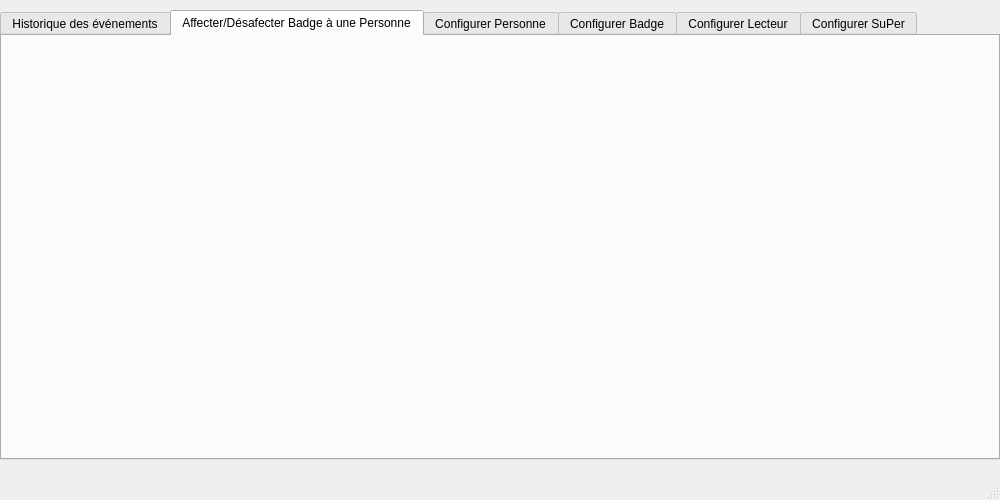
This is 31-Configurer/cme_badge/SuPer_SCHERER_backend/configurer.ui in NicolasScherer/ProjetSuPer as Qt 5 draws it before an edit. The edited form follows.
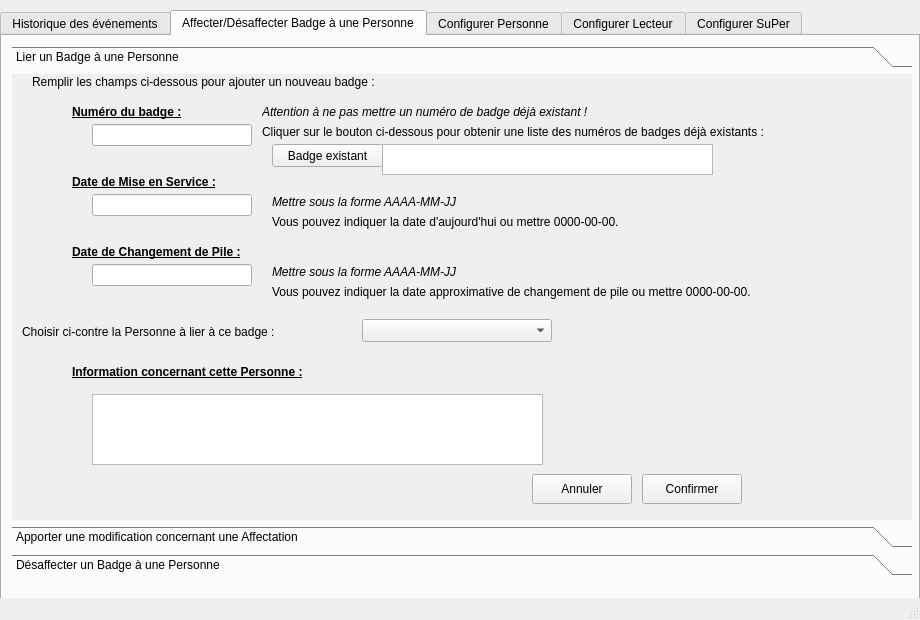
This is the edited form. The open tabs and pages were chosen to show the change. Icons and pictures are not drawn.

Commit message: BackEnd ->ihm globale en statique (Qt Designer) ->historique des événements (Log) afficher/vider terminé ->affecter/désaffecter badge/personne ihm statique ok, boutons badgeExistant et Annuler fonctionnent, le reste est à faire ->début d'ébauche (reflexion) sur configuration SuPer (tempo, gestion des vues, lieux, zones)

```diff
--- a/31-Configurer/cme_badge/SuPer_SCHERER_backend/configurer.ui
+++ b/31-Configurer/cme_badge/SuPer_SCHERER_backend/configurer.ui
@@ -6,8 +6,8 @@
    <rect>
     <x>0</x>
     <y>0</y>
-    <width>1000</width>
-    <height>500</height>
+    <width>920</width>
+    <height>620</height>
    </rect>
   </property>
   <property name="windowTitle">
@@ -15,12 +15,15 @@
   </property>
   <widget class="QWidget" name="centralwidget">
    <widget class="QTabWidget" name="tabWidget">
+    <property name="enabled">
+     <bool>true</bool>
+    </property>
     <property name="geometry">
      <rect>
       <x>0</x>
       <y>10</y>
-      <width>1000</width>
-      <height>450</height>
+      <width>920</width>
+      <height>590</height>
      </rect>
     </property>
     <property name="currentIndex">
@@ -192,111 +195,49 @@
     </widget>
     <widget class="QWidget" name="tab">
      <attribute name="title">
-      <string>Affecter/Désafecter Badge à une Personne</string>
+      <string>Affecter/Désaffecter Badge à une Personne</string>
      </attribute>
-    </widget>
-    <widget class="QWidget" name="tab_2">
-     <attribute name="title">
-      <string>Configurer Personne</string>
-     </attribute>
-     <widget class="QToolBox" name="tBoxConfigLecteur_2">
+     <widget class="QToolBox" name="tBoxLier">
       <property name="geometry">
        <rect>
         <x>10</x>
-        <y>30</y>
-        <width>970</width>
-        <height>380</height>
+        <y>10</y>
+        <width>900</width>
+        <height>530</height>
        </rect>
       </property>
       <property name="currentIndex">
-       <number>0</number>
-      </property>
-      <widget class="QWidget" name="page_10">
-       <property name="geometry">
-        <rect>
-         <x>0</x>
-         <y>0</y>
-         <width>960</width>
-         <height>292</height>
-        </rect>
-       </property>
-       <attribute name="label">
-        <string>Ajouter une nouvelle Personne</string>
-       </attribute>
-      </widget>
-      <widget class="QWidget" name="page_11">
-       <property name="geometry">
-        <rect>
-         <x>0</x>
-         <y>0</y>
-         <width>960</width>
-         <height>292</height>
-        </rect>
-       </property>
-       <attribute name="label">
-        <string>Modifier une Personne existante</string>
-       </attribute>
-      </widget>
-      <widget class="QWidget" name="page_12">
-       <property name="geometry">
-        <rect>
-         <x>0</x>
-         <y>0</y>
-         <width>960</width>
-         <height>292</height>
-        </rect>
-       </property>
-       <attribute name="label">
-        <string>Effacer une Personne existante</string>
-       </attribute>
-      </widget>
-     </widget>
-    </widget>
-    <widget class="QWidget" name="tab_3">
-     <attribute name="title">
-      <string>Configurer Badge</string>
-     </attribute>
-     <widget class="QToolBox" name="tBoxConfigBadge">
-      <property name="geometry">
-       <rect>
-        <x>10</x>
-        <y>30</y>
-        <width>970</width>
-        <height>380</height>
-       </rect>
-      </property>
-      <property name="currentIndex">
-       <number>0</number>
+       <number>2</number>
       </property>
       <widget class="QWidget" name="page">
        <property name="geometry">
         <rect>
          <x>0</x>
          <y>0</y>
-         <width>960</width>
-         <height>292</height>
+         <width>94</width>
+         <height>24</height>
         </rect>
        </property>
        <attribute name="label">
-        <string>Ajouter un nouveau Badge</string>
+        <string>Lier un Badge à une Personne</string>
        </attribute>
        <widget class="QLabel" name="label_9">
         <property name="geometry">
          <rect>
-          <x>10</x>
+          <x>20</x>
           <y>0</y>
           <width>421</width>
           <height>16</height>
          </rect>
         </property>
         <property name="text">
-         <string>Remplissez les champs ci-dessous pour ajouter un nouveau badge :</string>
+         <string>Remplir les champs ci-dessous pour ajouter un nouveau badge :</string>
         </property>
        </widget>
        <widget class="QLabel" name="label_10">
         <property name="geometry">
          <rect>
-          <x>50</x>
+          <x>60</x>
           <y>30</y>
           <width>121</width>
           <height>16</height>
@@ -316,7 +257,7 @@
        <widget class="QLabel" name="label_11">
         <property name="geometry">
          <rect>
-          <x>50</x>
+          <x>60</x>
           <y>100</y>
           <width>181</width>
           <height>16</height>
@@ -336,7 +277,7 @@
        <widget class="QLabel" name="label_12">
         <property name="geometry">
          <rect>
-          <x>50</x>
+          <x>60</x>
           <y>170</y>
           <width>211</width>
           <height>16</height>
@@ -356,7 +297,7 @@
        <widget class="QLineEdit" name="lineEdit">
         <property name="geometry">
          <rect>
-          <x>70</x>
+          <x>80</x>
           <y>50</y>
           <width>160</width>
           <height>22</height>
@@ -366,7 +307,7 @@
        <widget class="QLineEdit" name="lineEdit_2">
         <property name="geometry">
          <rect>
-          <x>70</x>
+          <x>80</x>
           <y>120</y>
           <width>160</width>
           <height>22</height>
@@ -376,27 +317,36 @@
        <widget class="QLineEdit" name="lineEdit_3">
         <property name="geometry">
          <rect>
-          <x>70</x>
+          <x>80</x>
           <y>190</y>
           <width>160</width>
           <height>22</height>
          </rect>
         </property>
        </widget>
-       <widget class="QTextEdit" name="textEdit">
+       <widget class="QTextEdit" name="txtBadgeExistant">
+        <property name="enabled">
+         <bool>true</bool>
+        </property>
         <property name="geometry">
          <rect>
-          <x>360</x>
+          <x>370</x>
           <y>70</y>
           <width>331</width>
           <height>31</height>
          </rect>
         </property>
+        <property name="cursor" stdset="0">
+         <cursorShape>ForbiddenCursor</cursorShape>
+        </property>
+        <property name="readOnly">
+         <bool>true</bool>
+        </property>
        </widget>
        <widget class="QPushButton" name="btBadgeExistant">
         <property name="geometry">
          <rect>
-          <x>250</x>
+          <x>260</x>
           <y>70</y>
           <width>111</width>
           <height>23</height>
@@ -409,7 +359,7 @@
        <widget class="QLabel" name="label_13">
         <property name="geometry">
          <rect>
-          <x>240</x>
+          <x>250</x>
           <y>30</y>
           <width>381</width>
           <height>16</height>
@@ -427,20 +377,20 @@
        <widget class="QLabel" name="label_14">
         <property name="geometry">
          <rect>
-          <x>240</x>
+          <x>250</x>
           <y>50</y>
-          <width>561</width>
+          <width>581</width>
           <height>16</height>
          </rect>
         </property>
         <property name="text">
-         <string>Cliquez sur le bouton ci-dessous pour obtenir une liste des numéros de badges déjà existants :</string>
+         <string>Cliquer sur le bouton ci-dessous pour obtenir une liste des numéros de badges déjà existants :</string>
         </property>
        </widget>
        <widget class="QLabel" name="label_15">
         <property name="geometry">
          <rect>
-          <x>250</x>
+          <x>260</x>
           <y>120</y>
           <width>381</width>
           <height>16</height>
@@ -458,7 +408,7 @@
        <widget class="QLabel" name="label_16">
         <property name="geometry">
          <rect>
-          <x>250</x>
+          <x>260</x>
           <y>140</y>
           <width>561</width>
           <height>16</height>
@@ -471,7 +421,7 @@
        <widget class="QLabel" name="label_17">
         <property name="geometry">
          <rect>
-          <x>250</x>
+          <x>260</x>
           <y>190</y>
           <width>381</width>
           <height>16</height>
@@ -489,7 +439,7 @@
        <widget class="QLabel" name="label_18">
         <property name="geometry">
          <rect>
-          <x>250</x>
+          <x>260</x>
           <y>210</y>
           <width>561</width>
           <height>16</height>
@@ -502,8 +452,8 @@
        <widget class="QPushButton" name="btOkNewBadge">
         <property name="geometry">
          <rect>
-          <x>130</x>
-          <y>220</y>
+          <x>630</x>
+          <y>400</y>
           <width>100</width>
           <height>30</height>
          </rect>
@@ -519,8 +469,8 @@
        <widget class="QPushButton" name="btAnnulerBadge">
         <property name="geometry">
          <rect>
-          <x>20</x>
-          <y>220</y>
+          <x>520</x>
+          <y>400</y>
           <width>100</width>
           <height>30</height>
          </rect>
@@ -549,6 +499,65 @@
          <pixmap>../ressources/new.png</pixmap>
         </property>
        </widget>
+       <widget class="QLabel" name="label_39">
+        <property name="geometry">
+         <rect>
+          <x>10</x>
+          <y>250</y>
+          <width>321</width>
+          <height>16</height>
+         </rect>
+        </property>
+        <property name="text">
+         <string>Choisir ci-contre la Personne à lier à ce badge :</string>
+        </property>
+       </widget>
+       <widget class="QComboBox" name="cBoxPersonneLier">
+        <property name="geometry">
+         <rect>
+          <x>350</x>
+          <y>245</y>
+          <width>190</width>
+          <height>23</height>
+         </rect>
+        </property>
+       </widget>
+       <widget class="QLabel" name="label_40">
+        <property name="geometry">
+         <rect>
+          <x>60</x>
+          <y>290</y>
+          <width>281</width>
+          <height>16</height>
+         </rect>
+        </property>
+        <property name="font">
+         <font>
+          <weight>75</weight>
+          <bold>true</bold>
+          <underline>true</underline>
+         </font>
+        </property>
+        <property name="text">
+         <string>Information concernant cette Personne :</string>
+        </property>
+       </widget>
+       <widget class="QTextEdit" name="txtInfoPersonne">
+        <property name="geometry">
+         <rect>
+          <x>80</x>
+          <y>320</y>
+          <width>451</width>
+          <height>71</height>
+         </rect>
+        </property>
+        <property name="cursor" stdset="0">
+         <cursorShape>ForbiddenCursor</cursorShape>
+        </property>
+        <property name="readOnly">
+         <bool>true</bool>
+        </property>
+       </widget>
        <zorder>label_8</zorder>
        <zorder>label_9</zorder>
        <zorder>label_10</zorder>
@@ -578,7 +587,7 @@
         </rect>
        </property>
        <attribute name="label">
-        <string>Modifier un Badge existant</string>
+        <string>Apporter une modification concernant une Affectation</string>
        </attribute>
        <widget class="QLabel" name="label_19">
         <property name="geometry">
@@ -859,7 +868,7 @@
       </widget>
       <widget class="QWidget" name="page_3">
        <attribute name="label">
-        <string>Effacer un Badge existant</string>
+        <string>Désaffecter un Badge à une Personne</string>
        </attribute>
        <widget class="QLabel" name="label_29">
         <property name="geometry">
@@ -994,6 +1003,84 @@
          <string>-&gt; Si le badge est affecter à une personne</string>
         </property>
        </widget>
+       <widget class="QTextEdit" name="txtInfoPersonneDelier">
+        <property name="geometry">
+         <rect>
+          <x>50</x>
+          <y>260</y>
+          <width>451</width>
+          <height>71</height>
+         </rect>
+        </property>
+       </widget>
+       <zorder>label_38</zorder>
+       <zorder>label_29</zorder>
+       <zorder>cBoxBadgeSupp</zorder>
+       <zorder>label_30</zorder>
+       <zorder>txtInfoBadgeDelier</zorder>
+       <zorder>btAnnulerDelier</zorder>
+       <zorder>btOkDelier</zorder>
+       <zorder>label_32</zorder>
+       <zorder>label_33</zorder>
+       <zorder>label_41</zorder>
+       <zorder>txtInfoPersonneDelier</zorder>
+      </widget>
+     </widget>
+    </widget>
+    <widget class="QWidget" name="tab_2">
+     <attribute name="title">
+      <string>Configurer Personne</string>
+     </attribute>
+     <widget class="QToolBox" name="tBoxConfigLecteur_2">
+      <property name="geometry">
+       <rect>
+        <x>10</x>
+        <y>30</y>
+        <width>970</width>
+        <height>380</height>
+       </rect>
+      </property>
+      <property name="currentIndex">
+       <number>0</number>
+      </property>
+      <widget class="QWidget" name="page_10">
+       <property name="geometry">
+        <rect>
+         <x>0</x>
+         <y>0</y>
+         <width>94</width>
+         <height>24</height>
+        </rect>
+       </property>
+       <attribute name="label">
+        <string>Ajouter une nouvelle Personne</string>
+       </attribute>
+      </widget>
+      <widget class="QWidget" name="page_11">
+       <property name="geometry">
+        <rect>
+         <x>0</x>
+         <y>0</y>
+         <width>94</width>
+         <height>24</height>
+        </rect>
+       </property>
+       <attribute name="label">
+        <string>Modifier une Personne existante</string>
+       </attribute>
+      </widget>
+      <widget class="QWidget" name="page_12">
+       <property name="geometry">
+        <rect>
+         <x>0</x>
+         <y>0</y>
+         <width>94</width>
+         <height>24</height>
+        </rect>
+       </property>
+       <attribute name="label">
+        <string>Effacer une Personne existante</string>
+       </attribute>
       </widget>
      </widget>
     </widget>
```
Left out of the diff: 379 changed lines with no effect on the pictures. The commit also changes 8 other files.
